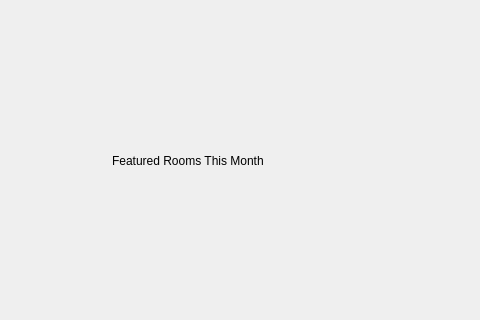
Above: src/views/DashboardWidget.ui from nguyenvuducduy97andrew-ai/OOP_HotelBookingManagementSystem before the change; both pictures show x 467 to 947 and y 300 to 620 of the 1122 by 711 pixel window. Below: the same form after it.
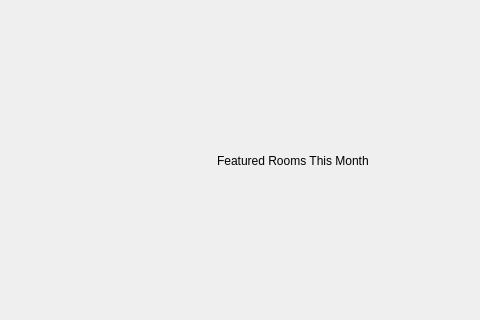
That is the form after the change. Custom widgets are drawn as their Qt base class.

Commit message: Improved booking flow, optimized performance, validation, persistence and PDF reports

```diff
--- a/src/views/DashboardWidget.ui
+++ b/src/views/DashboardWidget.ui
@@ -562,7 +562,8 @@
 
      <!-- Hàng dưới: bar chart + room list -->
      <item>
-      <layout class="QHBoxLayout" name="bottomRowLayout">
+      <!-- Modified and optimized performance: keep the chart and room-list columns proportioned without invalid item stretch properties. -->
+      <layout class="QHBoxLayout" name="bottomRowLayout" stretch="3,2">
        <property name="spacing"><number>14</number></property>
 
        <item>
```
Left out of the diff: 10 changed lines with no effect on the pictures. The commit also changes 22 other files.
